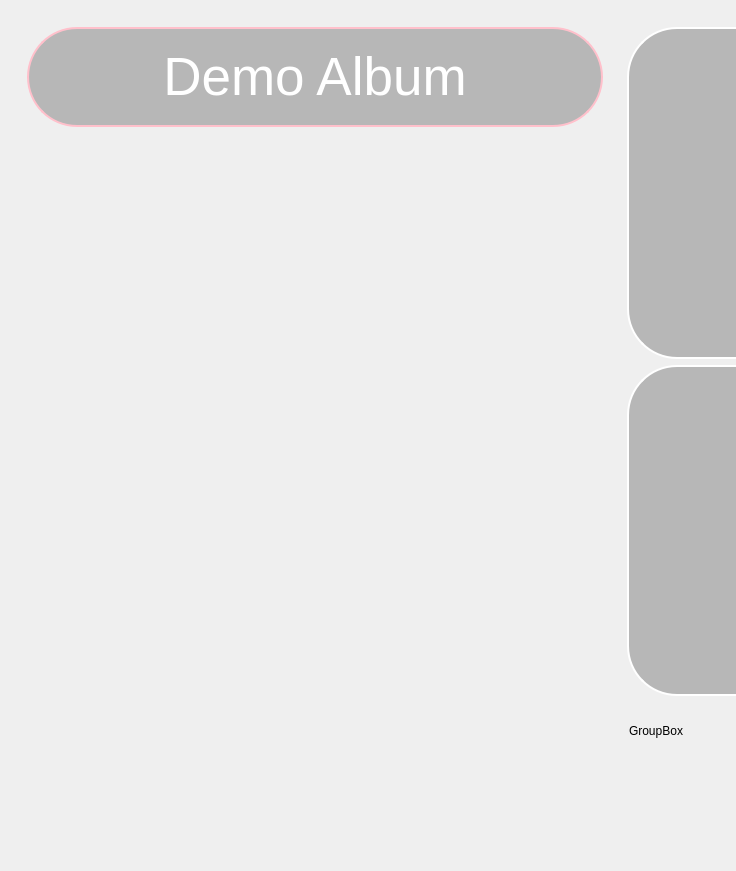
This is ui/test_file.ui in incremen/CyberMusicStreaming as Qt 5 draws it before an edit; both pictures show x 0 to 736 and y 0 to 871 of the 1230 by 871 pixel window. The edited form follows.
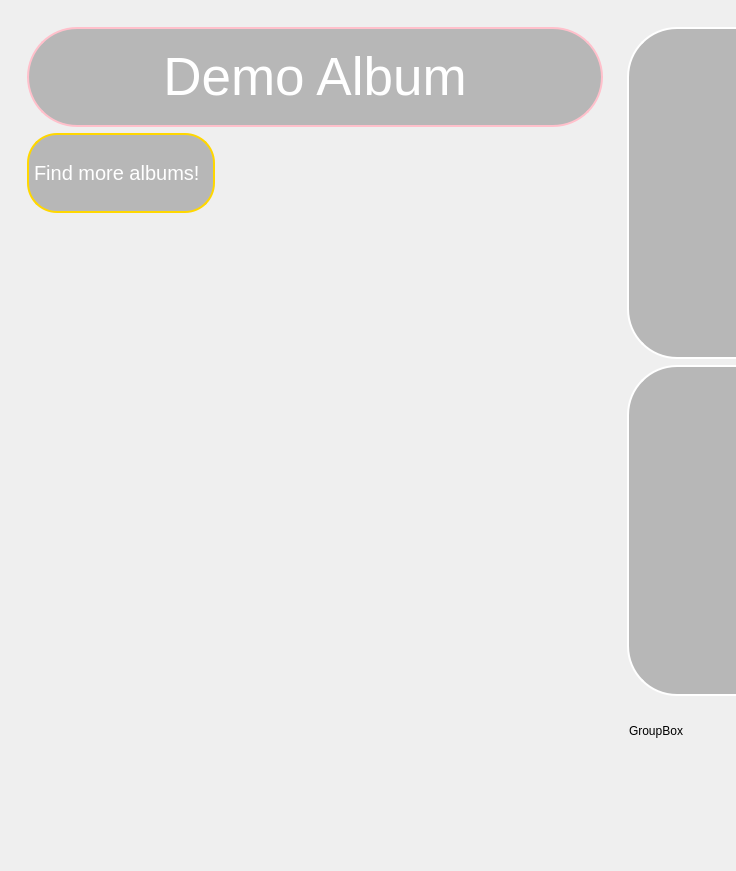
This is the edited form. Icons and pictures are not drawn.

Commit message: added find more albums button

Patch:
```diff
--- a/ui/test_file.ui
+++ b/ui/test_file.ui
@@ -48,27 +48,13 @@
          <layout class="QGridLayout" name="gridLayout" rowstretch="1,0">
           <item row="0" column="0">
            <layout class="QGridLayout" name="song_grid">
-            <item row="1" column="0">
+            <item row="2" column="0">
              <widget class="QLabel" name="label_2">
               <property name="text">
                <string/>
               </property>
              </widget>
             </item>
-            <item row="1" column="1">
-             <widget class="QLabel" name="label_3">
-              <property name="text">
-               <string/>
-              </property>
-             </widget>
-            </item>
-            <item row="1" column="2">
-             <widget class="QLabel" name="label_4">
-              <property name="text">
-               <string/>
-              </property>
-             </widget>
-            </item>
             <item row="0" column="0" colspan="3">
              <widget class="QLabel" name="label">
               <property name="sizePolicy">
@@ -108,6 +94,53 @@
               </property>
              </widget>
             </item>
+            <item row="2" column="2">
+             <widget class="QLabel" name="label_4">
+              <property name="text">
+               <string/>
+              </property>
+             </widget>
+            </item>
+            <item row="2" column="1">
+             <widget class="QLabel" name="label_3">
+              <property name="text">
+               <string/>
+              </property>
+             </widget>
+            </item>
+            <item row="1" column="0">
+             <widget class="QLabel" name="label_5">
+              <property name="sizePolicy">
+               <sizepolicy hsizetype="Preferred" vsizetype="Preferred">
+                <horstretch>0</horstretch>
+                <verstretch>0</verstretch>
+               </sizepolicy>
+              </property>
+              <property name="maximumSize">
+               <size>
+                <width>16777215</width>
+                <height>80</height>
+               </size>
+              </property>
+              <property name="font">
+               <font>
+                <pointsize>15</pointsize>
+               </font>
+              </property>
+              <property name="styleSheet">
+               <string notr="true"> border: 2px solid gold;
+ background-color: rgba(128, 128, 128, 128);
+ border-radius: 30px;
+color: white;
+
+
+</string>
+              </property>
+              <property name="text">
+               <string>Find more albums!</string>
+              </property>
+             </widget>
+            </item>
            </layout>
           </item>
           <item row="1" column="0">
```
The commit also changes 3 other files.
